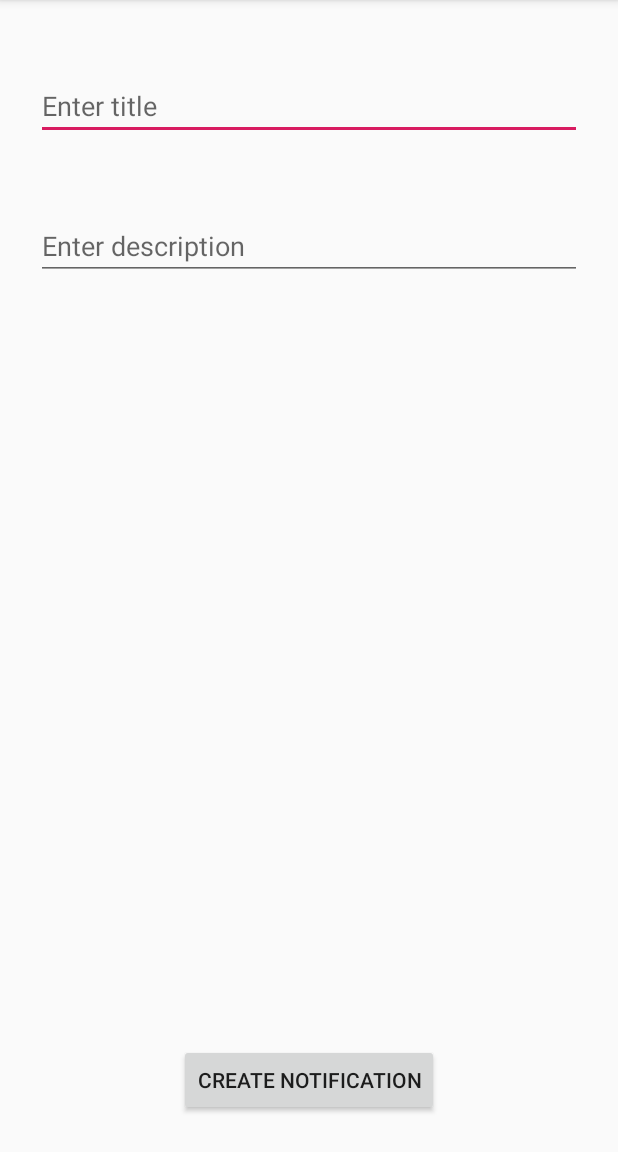
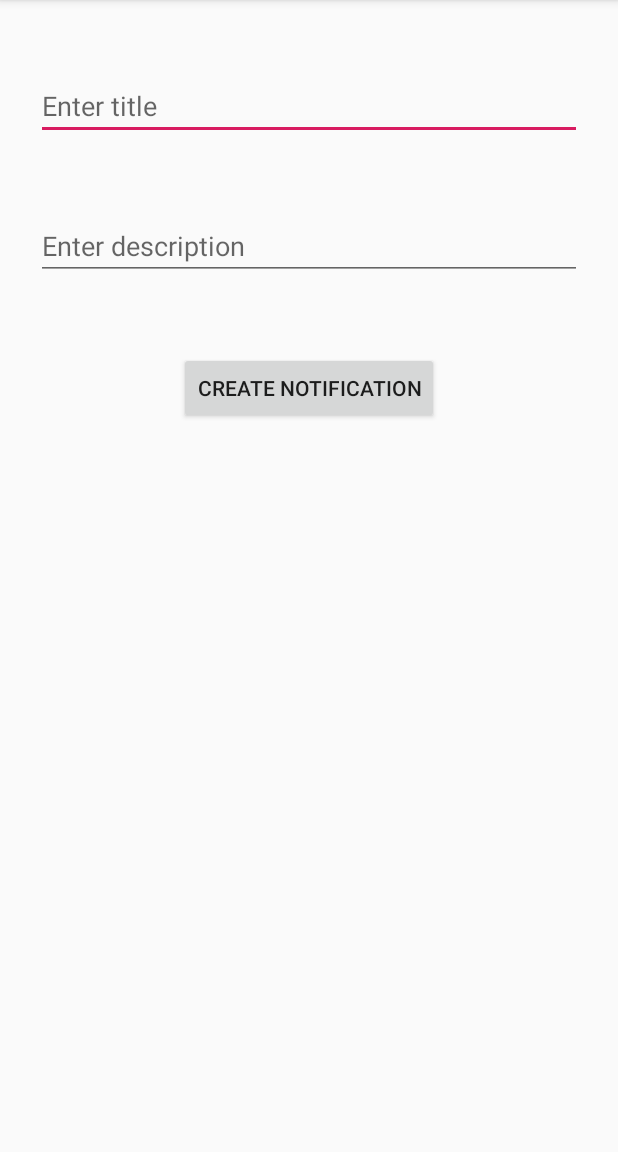
Before and after one commit to Yudzeen/android-training, an Android app: the screen it shows after launch (MainActivity), after a tap on "CREATE NOTIFICATION", on a phone screen of 412 x 824 dp, the part 84-1236 px from its top. Run offline under Robolectric (Android 15) with nearby library versions, the phone set to English and light mode, and no system bars.

Commit message:
Update notification creator

```diff
--- a/NotificationCreator/app/src/main/AndroidManifest.xml
+++ b/NotificationCreator/app/src/main/AndroidManifest.xml
@@ -16,6 +16,7 @@
                 <category android:name="android.intent.category.LAUNCHER" />
             </intent-filter>
         </activity>
+        <receiver android:name=".NotificationBroadcastReceiver" />
     </application>
 
 </manifest>
--- a/NotificationCreator/app/src/main/java/ebj/yujinkun/notificationcreator/Constants.java
+++ b/NotificationCreator/app/src/main/java/ebj/yujinkun/notificationcreator/Constants.java
@@ -1,4 +1,7 @@
 package ebj.yujinkun.notificationcreator;
 
 public class Constants {
+
+    public static final String INTENT_ACTION_NOTIFICATION_DISMISSED = "INTENT_ACTION_NOTIFICATION_DISMISSED";
+    public static final int REQUEST_CODE_NOTIFICATION_DISMISSED = 2520;
 }
--- a/NotificationCreator/app/src/main/java/ebj/yujinkun/notificationcreator/MainActivity.java
+++ b/NotificationCreator/app/src/main/java/ebj/yujinkun/notificationcreator/MainActivity.java
@@ -65,13 +65,20 @@ public class MainActivity extends AppCompatActivity {
         Intent intent = new Intent(this, MainActivity.class);
         intent.setFlags(Intent.FLAG_ACTIVITY_NEW_TASK | Intent.FLAG_ACTIVITY_CLEAR_TASK);
         PendingIntent pendingIntent = PendingIntent.getActivity(this, 0, intent, 0);
+        builder.setContentIntent(pendingIntent);
 
-        builder.setContentIntent(pendingIntent);
+        builder.setDeleteIntent(createDeletePendingIntent());
 
         Notification notification = builder.build();
 
         NotificationManagerCompat nmc = NotificationManagerCompat.from(this);
         nmc.notify(NOTIFICATION_ID, notification);
+    }
+
+    private PendingIntent createDeletePendingIntent() {
+        Intent dismissIntent = new Intent(this, NotificationBroadcastReceiver.class);
+        dismissIntent.setAction(Constants.INTENT_ACTION_NOTIFICATION_DISMISSED);
+        return PendingIntent.getBroadcast(this, Constants.REQUEST_CODE_NOTIFICATION_DISMISSED, dismissIntent, PendingIntent.FLAG_ONE_SHOT);
     }
 
     private void createNotificationChannel() {
--- a/NotificationCreator/app/src/main/res/layout/activity_main.xml
+++ b/NotificationCreator/app/src/main/res/layout/activity_main.xml
@@ -34,10 +34,10 @@
         android:id="@+id/create_notif_button"
         android:layout_width="wrap_content"
         android:layout_height="wrap_content"
+        android:layout_marginTop="48dp"
         android:text="Create Notification"
-        android:layout_marginBottom="24dp"
-        app:layout_constraintBottom_toBottomOf="parent"
         app:layout_constraintEnd_toEndOf="parent"
-        app:layout_constraintStart_toStartOf="parent" />
+        app:layout_constraintStart_toStartOf="parent"
+        app:layout_constraintTop_toBottomOf="@+id/description_text" />
 
 </androidx.constraintlayout.widget.ConstraintLayout>
```
Also changed, not shown: NotificationCreator/app/src/main/java/ebj/yujinkun/notificationcreator/NotificationBroadcastReceiver.java (+20 -1 lines).
